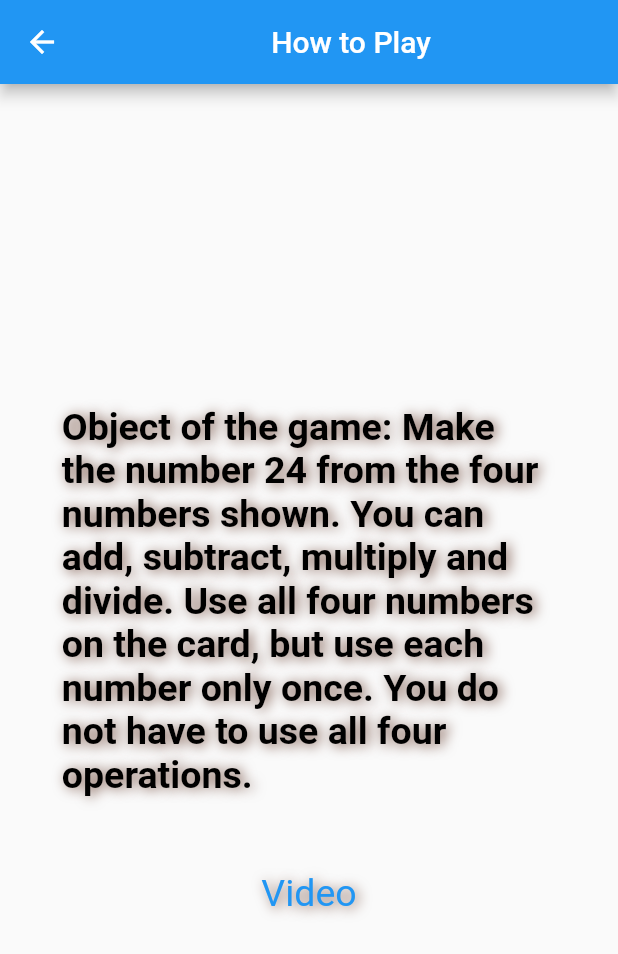
After one commit to nickliu555/24_Game, a Flutter app: the screen it shows after launch, after a tap on "How to Play", on a phone screen of 412 x 824 dp. The commit adds this screen. Shown: the top 954 px of the screen. Run offline on Flutter 3.47's test engine with Material 2 defaults, Android fonts, the phone set to English and light mode, and no system bars.

Commit message:
created rules page

```diff
--- a/lib/menu.dart
+++ b/lib/menu.dart
@@ -1,4 +1,5 @@
 import 'package:flutter/material.dart';
+import 'package:projects/rules.dart';
 import 'game.dart';
 import 'difficulty.dart';
 
@@ -58,6 +59,21 @@ class _MyMenuPageState extends State<MyMenuPage> {
                 height: 50.0,
                 child: Center(
                   child: ElevatedButton(
+                    child: const Text('How to Play'),
+                    onPressed: () {
+                      Navigator.push(
+                        context,
+                        MaterialPageRoute(
+                            builder: (context) => RulesPage()),
+                      );
+                    },
+                  ),
+                )),
+            ButtonTheme(
+                minWidth: 1000.0,
+                height: 50.0,
+                child: Center(
+                  child: ElevatedButton(
                     child: const Text('Difficulty'),
                     onPressed: () {
                       Navigator.push(
@@ -73,15 +89,6 @@ class _MyMenuPageState extends State<MyMenuPage> {
                 height: 50.0,
                 child: Center(
                   child: ElevatedButton(
-                    child: const Text('Rules'),
-                    onPressed: () {},
-                  ),
-                )),
-            ButtonTheme(
-                minWidth: 1000.0,
-                height: 50.0,
-                child: Center(
-                  child: ElevatedButton(
                     child: const Text('Settings'),
                     onPressed: () {},
                   ),
--- /dev/null
+++ b/lib/rules.dart
@@ -0,0 +1,58 @@
+import 'package:flutter/material.dart';
+import 'package:url_launcher/url_launcher.dart';
+
+class RulesPage extends StatefulWidget {
+  RulesPage({Key? key}) : super(key: key);
+
+  @override
+  _MyRulesPageState createState() => _MyRulesPageState();
+}
+
+class _MyRulesPageState extends State<RulesPage> {
+  @override
+  Widget build(BuildContext context) {
+    return Scaffold(
+        appBar: AppBar(
+            title: const Center(
+                child: const Text("How to Play",
+                    style: TextStyle(
+                      color: Colors.white,
+                    )))),
+        body: Center(
+            child: Container(
+                width: MediaQuery.of(context).size.width * 0.8,
+                child: Column(
+                    mainAxisAlignment: MainAxisAlignment.center,
+                    children: <Widget>[
+                      Text(
+                        "Object of the game: Make the number 24 from the four numbers shown. You can add, subtract, multiply and divide. Use all four numbers on the card, but use each number only once. You do not have to use all four operations.",
+                        style: TextStyle(
+                            fontSize: 25,
+                            color: Colors.black,
+                            fontWeight: FontWeight.w700,
+                            shadows: [
+                              Shadow(
+                                  color: Colors.brown,
+                                  offset: Offset(2, 1),
+                                  blurRadius: 10)
+                            ]),
+                      ),
+                      Padding(padding: EdgeInsets.only(bottom: 50.0)),
+                      InkWell(
+                          child: Text(
+                            "Video",
+                            style: TextStyle(
+                                fontSize: 25,
+                                color: Colors.blue,
+                                shadows: [
+                                  Shadow(
+                                      color: Colors.brown,
+                                      offset: Offset(2, 1),
+                                      blurRadius: 10)
+                                ]),
+                          ),
+                          onTap: () =>
+                              launchUrl(Uri.parse('https://www.youtube.com/')))
+                    ]))));
+  }
+}
--- a/pubspec.yaml
+++ b/pubspec.yaml
@@ -35,6 +35,7 @@ dependencies:
   # The following adds the Cupertino Icons font to your application.
   # Use with the CupertinoIcons class for iOS style icons.
   cupertino_icons: ^1.0.2
+  url_launcher: ^6.1.14
 
 dev_dependencies:
   flutter_test:
```
Also changed, not shown: pubspec.lock.
